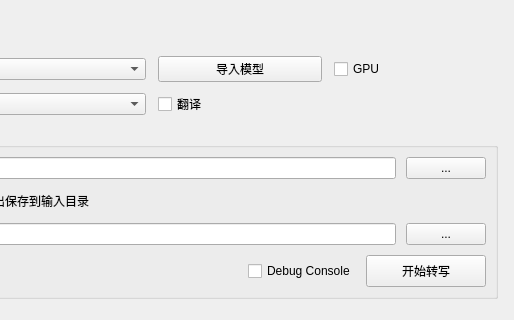
The window that src/Modules/Whisper/subtitleextraction.ui (Harland-Liwalit/qSrtTool) describes before a commit, drawn with Qt 5; both pictures show x 366 to 880 and y 0 to 320 of the 880 by 620 pixel window.
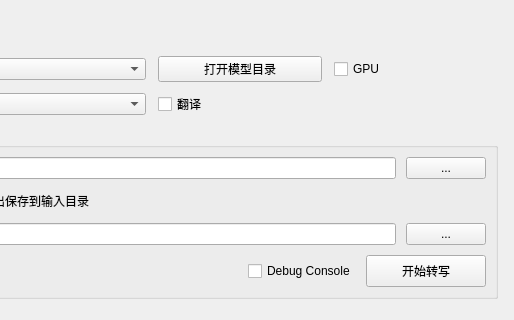
The same window after the commit. Icons and pictures are not drawn.

The edit to the form file:
```diff
--- a/src/Modules/Whisper/subtitleextraction.ui
+++ b/src/Modules/Whisper/subtitleextraction.ui
@@ -161,7 +161,7 @@
         <item row="0" column="2">
          <widget class="QPushButton" name="importModelButton">
           <property name="text">
-           <string>导入模型</string>
+            <string>打开模型目录</string>
           </property>
          </widget>
         </item>
```
